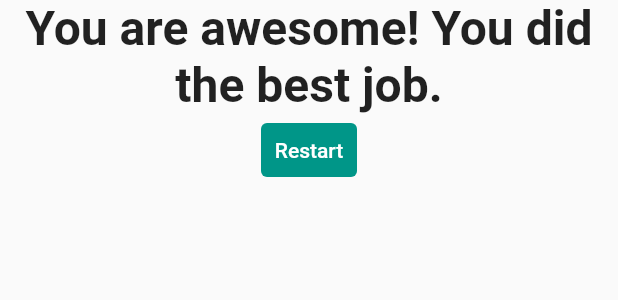
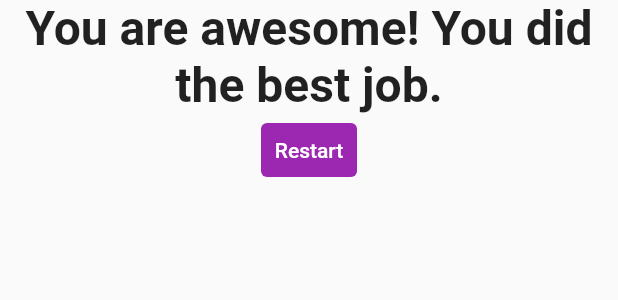
Before and after one commit to soikat77/quiz, a Flutter app: the Result widget shown alone on an empty page, opened directly with empty values, on a phone screen of 412 x 824 dp. Shown: the top 300 px of the screen. Run offline on Flutter 3.47's test engine with Material 2 defaults, Android fonts, the phone set to English and light mode, and no system bars.

Commit message:
color changed of reset button

```diff
--- a/lib/result.dart
+++ b/lib/result.dart
@@ -36,7 +36,7 @@ class Result extends StatelessWidget {
               child: Text('Restart'),
               style: TextButton.styleFrom(
                 primary: Colors.white,
-                backgroundColor: Colors.teal,
+                backgroundColor: Colors.purple,
                 onSurface: Colors.grey,
               ),
             )
```
